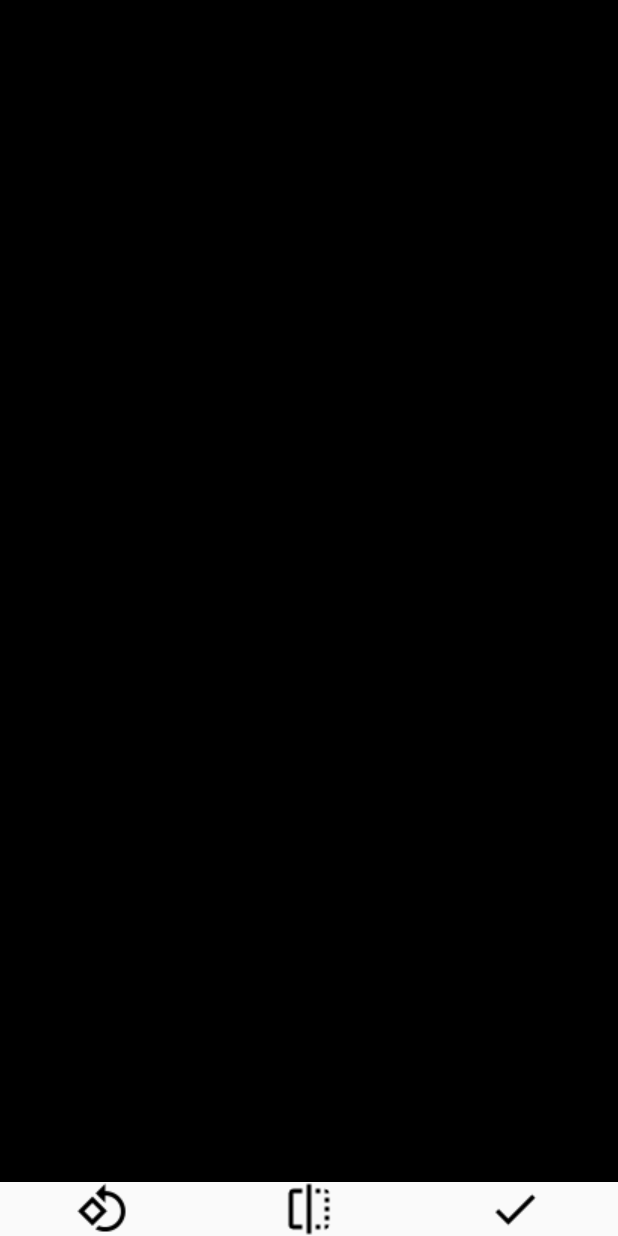
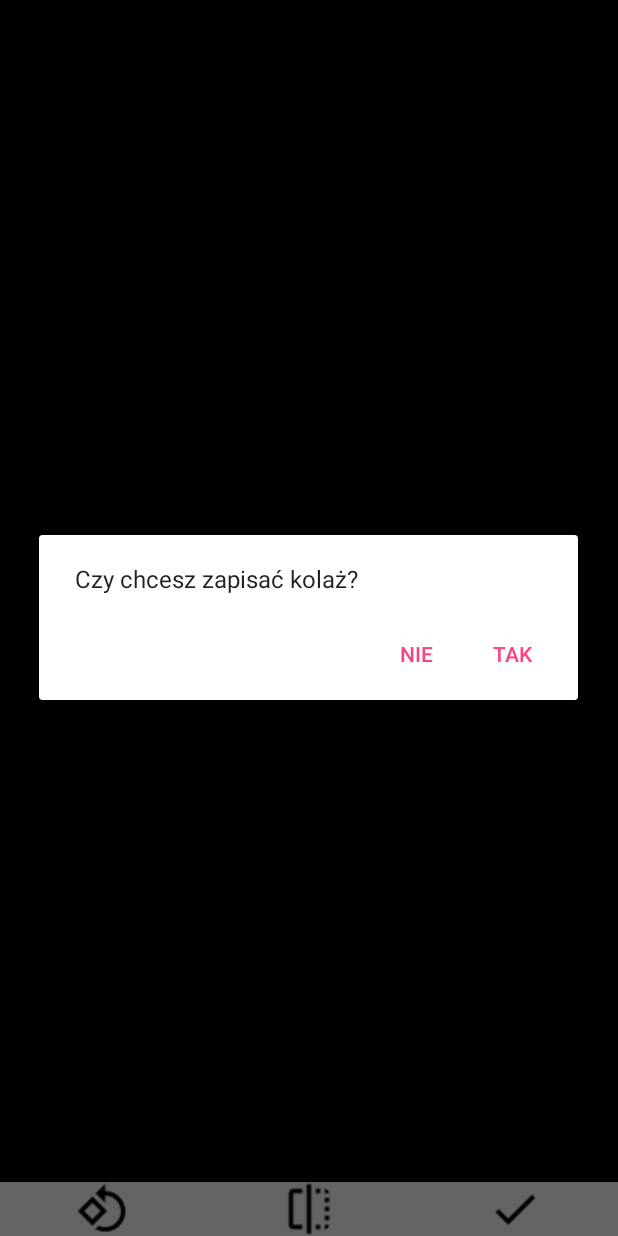
Before and after one commit to pawel2004/Aplikacja_kurs4, an Android app: the CollageActivity screen opened directly, with no data from a screen before it, after a tap on an icon or button, on a phone screen of 412 x 824 dp. Run offline under Robolectric (Android 15) with nearby library versions, the light colour scheme and no system bars; 1 statement that could not run was skipped.

Commit message:
Lekcja 9

```diff
--- a/app/src/main/java/com/example/grybos/aplikacjakurs4/Activities/CollageActivity.java
+++ b/app/src/main/java/com/example/grybos/aplikacjakurs4/Activities/CollageActivity.java
@@ -1,5 +1,6 @@
 package com.example.grybos.aplikacjakurs4.Activities;
 
+import android.content.DialogInterface;
 import android.content.Intent;
 import android.graphics.Bitmap;
 import android.graphics.BitmapFactory;
@@ -24,6 +25,7 @@ import java.text.SimpleDateFormat;
 import java.util.ArrayList;
 import java.util.Date;
 
+import androidx.appcompat.app.AlertDialog;
 import androidx.appcompat.app.AppCompatActivity;
 
 import static com.example.grybos.aplikacjakurs4.Activities.MainActivity.dir;
@@ -94,6 +96,11 @@ public class CollageActivity extends AppCompatActivity {
             @Override
             public void onClick(View v) {
 
+                AlertDialog.Builder alert = new AlertDialog.Builder(CollageActivity.this);
+                alert.setMessage("Czy chcesz zapisać kolaż?");
+                alert.setPositiveButton("Tak", new DialogInterface.OnClickListener() {
+                    @Override
+                    public void onClick(DialogInterface dialog, int which) {
                         Bitmap b = frame1.getDrawingCache(true);
 
                         File dir1 = new File(dir, "kolaże");
@@ -127,6 +134,21 @@ public class CollageActivity extends AppCompatActivity {
                         } catch (IOException e) {
                             e.printStackTrace();
                         }
+
+                        Intent intent = new Intent(CollageActivity.this, PhotoActivity.class);
+                        intent.putExtra("path", dir1.getPath() + "/" + d);
+                        startActivity(intent);
+
+                    }
+                });
+
+                alert.setNegativeButton("Nie", new DialogInterface.OnClickListener() {
+                    @Override
+                    public void onClick(DialogInterface dialog, int which) {
+
+                    }
+                });
+                alert.show();
 
             }
         });
```
Also changed, not shown: app/src/main/java/com/example/grybos/aplikacjakurs4/Activities/PhotoActivity.java (+45 -0 lines), app/src/main/res/layout/activity_photo.xml (+7 -0 lines). Lines whose indentation alone changed are shown as unchanged.
